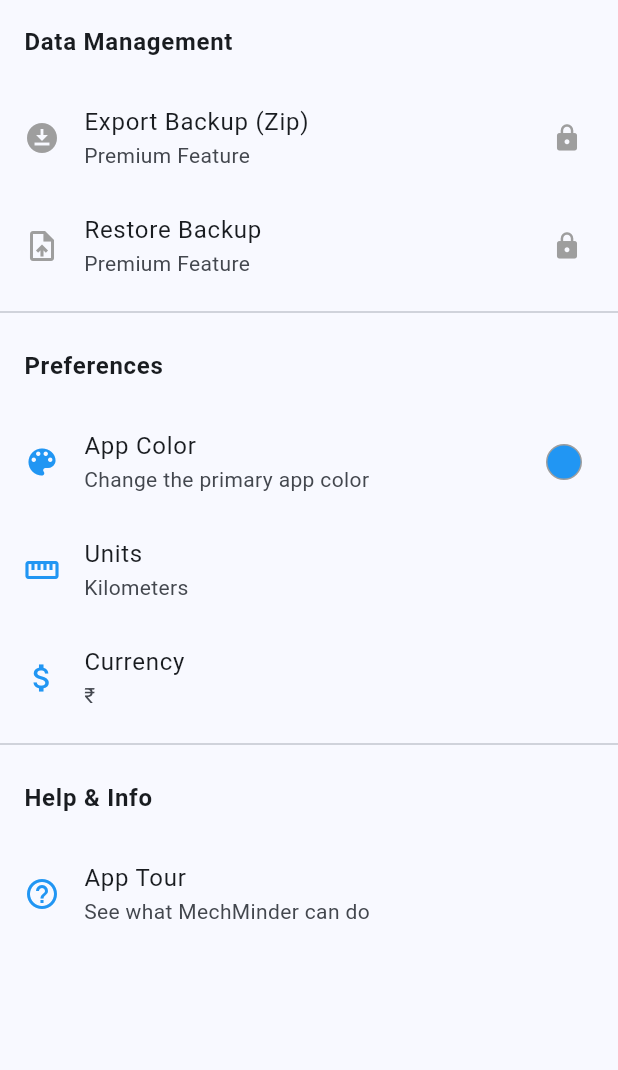
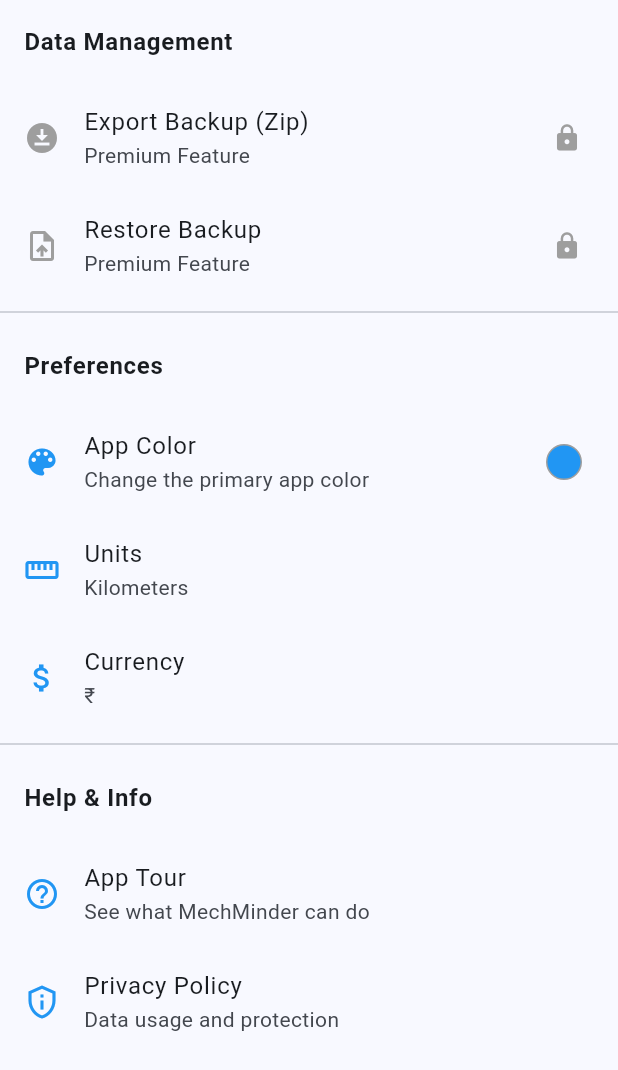
Before and after one commit to himalpatel-dev/MechMinder, a Flutter app: the AppSettingsScreen widget shown alone on an empty page, opened directly with empty values, on a phone screen of 412 x 824 dp. Shown: the top 1070 px of the screen. Run offline on Flutter 3.47's test engine with Material 3 defaults, Android fonts, the phone set to English and light mode, and no system bars; our stand-ins replace carousel_slider, file_picker, fl_chart, flutter_colorpicker, flutter_local_notifications, flutter_staggered_animations and 10 more; missing offline and left inert: excel, flutter_file_dialog, tutorial_coach_mark, workmanager; accounts and stored records are empty; statements that could not run were skipped.

Commit message:
lastest working with warning solved

```diff
--- /dev/null
+++ b/Privacy Policy.txt
@@ -0,0 +1,41 @@
+1. Introduction
+Welcome to MechMinder, a vehicle maintenance and management application developed by Krimal Techworks. We are committed to protecting your privacy. This Privacy Policy explains how MechMinder handles information.
+
+Crucially, MechMinder is an offline-first application. We do not collect, store, or process your personal data on our servers.
+
+2. Information We Collect (Stored Locally Only)
+All information you enter into MechMinder is stored locally on your device in a secure database. We do not have access to this data. The types of information you may store in the app include:
+
+Vehicle Information: Make, model, registration number, fuel type, and owner name.
+Maintenance Records: Service history, odometer readings, service costs, and notes.
+Financial Data: Fuel expenses and other vehicle-related costs.
+Reminders: Maintenance schedules and due dates.
+Documents & Photos: Images of your vehicle, service receipts, and vehicle papers (such as Insurance or PUC documents).
+Vendor Information: Names and contact details of your mechanics or service centers.
+3. How We Use Your Information
+Since all data is stored locally, it is used solely to provide the app's features to you, such as:
+
+Tracking your vehicle's service history and expenses.
+Calculating total spending on your vehicle.
+Sending you local notifications for upcoming service reminders.
+Allowing you to export your data to Excel files.
+4. Permissions We Request
+To provide its full functionality, MechMinder may request the following permissions:
+
+Camera: To allow you to take photos of your vehicle, receipts, or documents.
+Storage/Media: To allow you to pick existing photos/documents from your gallery and to save exported Excel reports to your device.
+Notifications: To send you alerts for maintenance tasks and document expiry dates.
+Internet: Used only for basic technical requirements (like checking for app updates) or if you choose to manually share a report via third-party apps.
+5. Data Security and Storage
+Your data is stored in an SQLite database on your device. We do not use cloud storage or sync services.
+
+Data Retention: Data remains on your device until you delete the app or clear the app's data.
+User Control: You have full control over your data. You can add, edit, or delete any record at any time.
+6. Third-Party Services
+MechMinder does not share your data with any third parties. If you use the "Share" feature within the app, you are manually choosing to send specific data to another application (like WhatsApp or Email) of your choice.
+
+7. Children’s Privacy
+MechMinder does not collect any personal information from anyone, including children under the age of 13.
+
+8. Changes to This Policy
+We may update our Privacy Policy from time to time. Any changes will be posted on this page with an updated "Last Updated" date.
--- a/lib/screens/add_service_screen.dart
+++ b/lib/screens/add_service_screen.dart
@@ -556,6 +556,9 @@ class _AddServiceScreenState extends State<AddServiceScreen> {
     return Scaffold(
       backgroundColor: isDark ? Colors.black : Colors.white,
       appBar: AppBar(
+        systemOverlayStyle: isDark
+            ? SystemUiOverlayStyle.light
+            : SystemUiOverlayStyle.dark,
         title: Text(
           _isEditMode ? 'Edit Service' : 'Add Service Record',
           style: const TextStyle(fontWeight: FontWeight.bold),
--- a/lib/screens/add_vehicle.dart
+++ b/lib/screens/add_vehicle.dart
@@ -204,6 +204,9 @@ class _AddVehicleScreenState extends State<AddVehicleScreen> {
     return Scaffold(
       backgroundColor: isDark ? Colors.black : Colors.white,
       appBar: AppBar(
+        systemOverlayStyle: isDark
+            ? SystemUiOverlayStyle.light
+            : SystemUiOverlayStyle.dark,
         title: Text(
           _isEditMode ? 'Edit Vehicle' : 'Add New Vehicle',
           style: const TextStyle(fontWeight: FontWeight.bold),
--- a/lib/screens/app_settings_screen.dart
+++ b/lib/screens/app_settings_screen.dart
@@ -486,13 +486,72 @@ class AppSettingsScreen extends StatelessWidget {
     );
   }
 
+  void _showPrivacyPolicyDialog(BuildContext context) {
+    showDialog(
+      context: context,
+      builder: (ctx) => AlertDialog(
+        title: const Text('Privacy Policy'),
+        scrollable:
+            true, // IMPORTANT: Allows the whole dialog content to scroll
+        content: Column(
+          crossAxisAlignment: CrossAxisAlignment.start,
+          mainAxisSize: MainAxisSize.min,
+          children: const [
+            Text(
+              '1. Introduction\n'
+              'Welcome to MechMinder, a vehicle maintenance and management application developed by Krimal Techworks. We are committed to protecting your privacy. This Privacy Policy explains how MechMinder handles information.\n\n'
+              'Crucially, MechMinder is an offline-first application. We do not collect, store, or process your personal data on our servers.\n\n'
+              '2. Information We Collect (Stored Locally Only)\n'
+              'All information you enter into MechMinder is stored locally on your device in a secure database. We do not have access to this data. The types of information you may store in the app include:\n\n'
+              'Vehicle Information: Make, model, registration number, fuel type, and owner name.\n'
+              'Maintenance Records: Service history, odometer readings, service costs, and notes.\n'
+              'Financial Data: Fuel expenses and other vehicle-related costs.\n'
+              'Reminders: Maintenance schedules and due dates.\n'
+              'Documents & Photos: Images of your vehicle, service receipts, and vehicle papers (such as Insurance or PUC documents).\n'
+              'Vendor Information: Names and contact details of your mechanics or service centers.\n\n'
+              '3. How We Use Your Information\n'
+              'Since all data is stored locally, it is used solely to provide the app\'s features to you, such as:\n\n'
+              'Tracking your vehicle\'s service history and expenses.\n'
+              'Calculating total spending on your vehicle.\n'
+              'Sending you local notifications for upcoming service reminders.\n'
+              'Allowing you to export your data to Excel files.\n\n'
+              '4. Permissions We Request\n'
+              'To provide its full functionality, MechMinder may request the following permissions:\n\n'
+              'Camera: To allow you to take photos of your vehicle, receipts, or documents.\n'
+              'Storage/Media: To allow you to pick existing photos/documents from your gallery and to save exported Excel reports to your device.\n'
+              'Notifications: To send you alerts for maintenance tasks and document expiry dates.\n'
+              'Internet: Used only for basic technical requirements (like checking for app updates) or if you choose to manually share a report via third-party apps.\n\n'
+              '5. Data Security and Storage\n'
+              'Your data is stored in an SQLite database on your device. We do not use cloud storage or sync services.\n\n'
+              'Data Retention: Data remains on your device until you delete the app or clear the app\'s data.\n'
+              'User Control: You have full control over your data. You can add, edit, or delete any record at any time.\n\n'
+              '6. Third-Party Services\n'
+              'MechMinder does not share your data with any third parties. If you use the "Share" feature within the app, you are manually choosing to send specific data to another application (like WhatsApp or Email) of your choice.\n\n'
+              '7. Children’s Privacy\n'
+              'MechMinder does not collect any personal information from anyone, including children under the age of 13.\n\n'
+              '8. Changes to This Policy\n'
+              'We may update our Privacy Policy from time to time. Any changes will be posted on this page with an updated "Last Updated" date.',
+              style: TextStyle(fontSize: 14),
+            ),
+          ],
+        ),
+        actions: [
+          TextButton(
+            onPressed: () => Navigator.of(ctx).pop(),
+            child: const Text('Close'),
+          ),
+        ],
+      ),
+    );
+  }
+
   // --- UPDATED BUILD METHOD ---
   @override
   Widget build(BuildContext context) {
     return Consumer2<SettingsProvider, SubscriptionProvider>(
       builder: (context, settings, subProvider, child) {
         return ListView(
-          padding: const EdgeInsets.only(bottom: 60),
+          padding: const EdgeInsets.only(bottom: 130),
           children: [
             // --- DATA MANAGEMENT (unchanged) ---
             const ListTile(
@@ -626,6 +685,17 @@ class AppSettingsScreen extends StatelessWidget {
                 onShowTour();
               },
             ),
+            ListTile(
+              leading: Icon(
+                Icons.privacy_tip_outlined,
+                color: settings.primaryColor,
+              ),
+              title: const Text('Privacy Policy'),
+              subtitle: const Text('Data usage and protection'),
+              onTap: () {
+                _showPrivacyPolicyDialog(context);
+              },
+            ),
           ],
         );
       },
--- a/lib/screens/documents_screen.dart
+++ b/lib/screens/documents_screen.dart
@@ -1,5 +1,6 @@
 import 'dart:io';
 import 'package:flutter/material.dart';
+import 'package:flutter/services.dart';
 import 'package:provider/provider.dart';
 import 'package:file_picker/file_picker.dart';
 import 'package:open_file/open_file.dart';
@@ -408,6 +409,9 @@ class _DocumentsScreenState extends State<DocumentsScreen> {
     return Scaffold(
       backgroundColor: isDark ? const Color(0xFF121212) : Colors.grey.shade50,
       appBar: AppBar(
+        systemOverlayStyle: isDark
+            ? SystemUiOverlayStyle.light
+            : SystemUiOverlayStyle.dark,
         title: Text(
           'Manage Documents',
           style: TextStyle(
--- a/lib/screens/onboarding_screen.dart
+++ b/lib/screens/onboarding_screen.dart
@@ -53,6 +53,12 @@ class OnboardingScreen extends StatelessWidget {
 
     return IntroductionScreen(
       globalBackgroundColor: backgroundColor,
+      safeAreaList: const [
+        false,
+        false,
+        false,
+        true,
+      ], // Only safe area at the bottom
       allowImplicitScrolling: true,
 
       // autoScrollDuration: 5000, // Removed auto-scroll
--- a/lib/screens/service_templates_screen.dart
+++ b/lib/screens/service_templates_screen.dart
@@ -228,6 +228,9 @@ class _ServiceTemplatesScreenState extends State<ServiceTemplatesScreen> {
     return Scaffold(
       backgroundColor: isDark ? const Color(0xFF121212) : Colors.grey.shade50,
       appBar: AppBar(
+        systemOverlayStyle: isDark
+            ? SystemUiOverlayStyle.light
+            : SystemUiOverlayStyle.dark,
         title: Text(
           'Manage Auto Parts',
           style: TextStyle(
--- a/lib/screens/vendor_list_screen.dart
+++ b/lib/screens/vendor_list_screen.dart
@@ -1,4 +1,5 @@
 import 'package:flutter/material.dart';
+import 'package:flutter/services.dart';
 import '../service/database_helper.dart';
 import 'package:provider/provider.dart';
 import '../service/settings_provider.dart';
@@ -219,6 +220,9 @@ class _VendorListScreenState extends State<VendorListScreen> {
     return Scaffold(
       backgroundColor: isDark ? const Color(0xFF121212) : Colors.grey.shade50,
       appBar: AppBar(
+        systemOverlayStyle: isDark
+            ? SystemUiOverlayStyle.light
+            : SystemUiOverlayStyle.dark,
         title: Text(
           'Manage Workshops',
           style: TextStyle(
```
Also changed, not shown: lib/service/subscription_provider.dart (+4 -10 lines), 2 other files.
